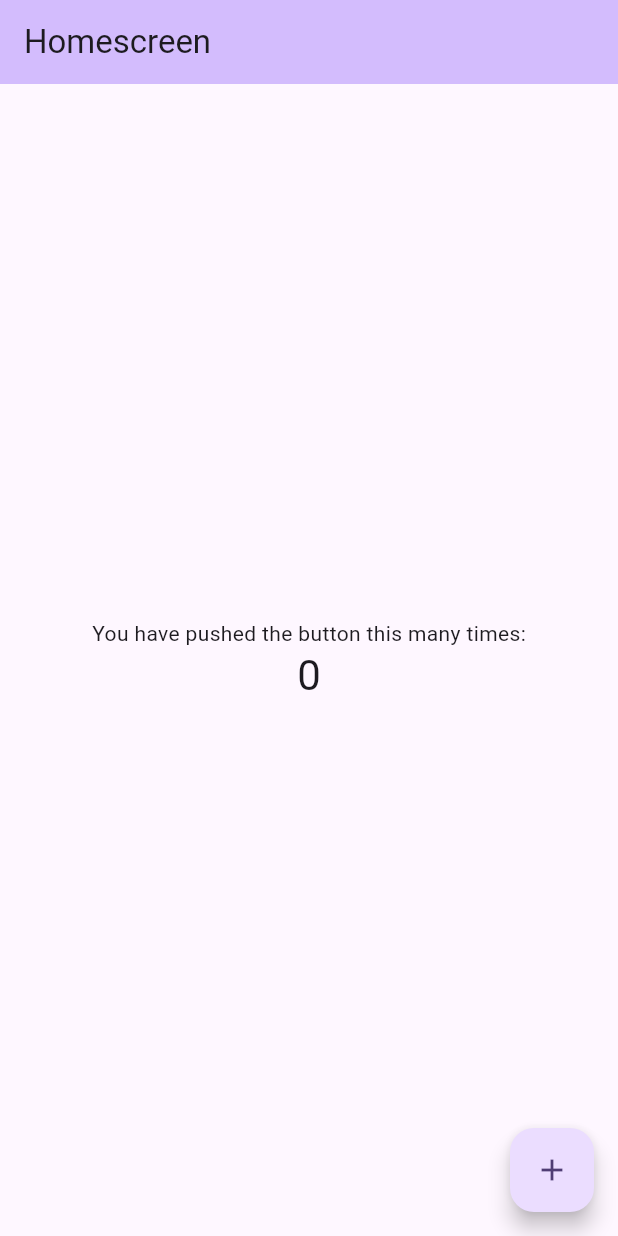
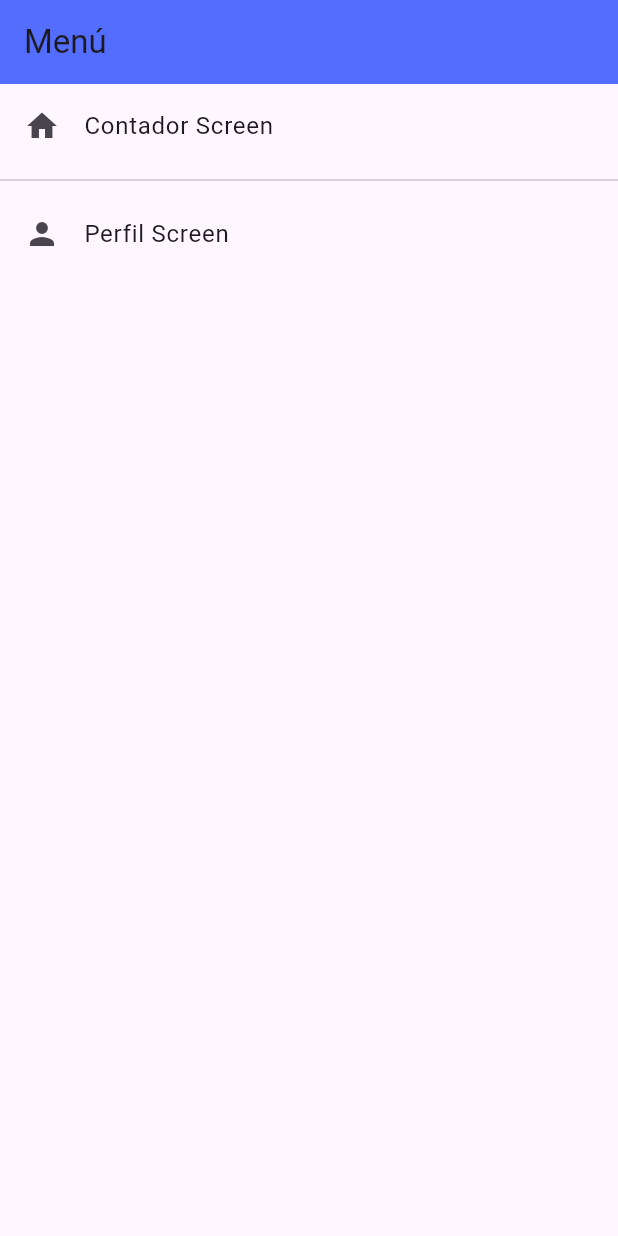
Before and after one commit to Ginosaurio04/flutter_application_gino, a Flutter app: the screen it shows after launch, on a phone screen of 412 x 824 dp. Run offline on Flutter 3.47's test engine with Material 3 defaults, Android fonts, the phone set to English and light mode, and no system bars.

Commit message:
arreglos iniciales de los fallos

```diff
--- a/lib/main.dart
+++ b/lib/main.dart
@@ -1,69 +1,18 @@
 import 'package:flutter/material.dart';
+import 'package:flutter_application_gino/routes/app_routes.dart';
 
-void main() {
-  runApp(const MyApp());
-}
+void main() => runApp(const MyApp());
 
 class MyApp extends StatelessWidget {
   const MyApp({super.key});
 
-  // This widget is the root of your application.
   @override
   Widget build(BuildContext context) {
     return MaterialApp(
+      title: 'Componentes',
       debugShowCheckedModeBanner: false,
-      title: 'Flutter Demo',
-      theme: ThemeData(
-        colorScheme: ColorScheme.fromSeed(seedColor: Colors.deepPurple),
-      ),
-      home: const MyHomePage(title: 'Homescreen'),
+      initialRoute: AppRoutes.initialRoute,
+      routes: AppRoutes.getAppRoutes(),
     );
   }
 }
-
-class MyHomePage extends StatefulWidget {
-  const MyHomePage({super.key, required this.title});
-
-  final String title;
-
-  @override
-  State<MyHomePage> createState() => _MyHomePageState();
-}
-
-class _MyHomePageState extends State<MyHomePage> {
-  int _counter = 0;
-
-  void _incrementCounter() {
-    setState(() {
-      _counter++;
-    });
-  }
-
-  @override
-  Widget build(BuildContext context) {
-    return Scaffold(
-      appBar: AppBar(
-        backgroundColor: Theme.of(context).colorScheme.inversePrimary,
-
-        title: Text(widget.title),
-      ),
-      body: Center(
-        child: Column(
-          mainAxisAlignment: MainAxisAlignment.center,
-          children: <Widget>[
-            const Text('You have pushed the button this many times:'),
-            Text(
-              '$_counter',
-              style: Theme.of(context).textTheme.headlineMedium,
-            ),
-          ],
-        ),
-      ),
-      floatingActionButton: FloatingActionButton(
-        onPressed: _incrementCounter,
-        tooltip: 'Increment',
-        child: const Icon(Icons.add),
-      ), // This trailing comma makes auto-formatting nicer for build methods.
-    );
-  }
-}
--- a/lib/routes/app_routes.dart
+++ b/lib/routes/app_routes.dart
@@ -1,3 +1,37 @@
 import 'package:flutter_application_gino/models/menu_options.dart';
 import 'package:flutter/material.dart';
 import 'package:flutter_application_gino/screens/screen.dart';
+import 'package:flutter_application_gino/screens/home_screen.dart';
+
+class AppRoutes {
+  static const initialRoute = 'home';
+
+  static final menuOptions = <MenuOptions>[
+    MenuOptions(
+      route: '/contador',
+      icon: Icons.home,
+      title: 'Contador Screen',
+      screen: const Contador(title: 'Contador'),
+    ),
+    MenuOptions(
+      route: '/perfil',
+      icon: Icons.person,
+      title: 'Perfil Screen',
+      screen: const Perfil(title: 'Perfil'),
+    ),
+  ];
+
+  static Map<String, Widget Function(BuildContext)> getAppRoutes() {
+    Map<String, Widget Function(BuildContext)> appRoutes = {};
+    appRoutes.addAll({
+      'home': (BuildContext context) => const HomeScreen(title: 'Menú'),
+      '/contador': (BuildContext context) => const Contador(title: 'Contador'),
+      '/perfil': (BuildContext context) => const Perfil(title: 'Perfil'),
+    });
+
+    for (final option in menuOptions) {
+      appRoutes.addAll({option.route: (BuildContext context) => option.screen});
+    }
+    return appRoutes;
+  }
+}
--- /dev/null
+++ b/lib/screens/contador_screen.dart
@@ -0,0 +1,66 @@
+import 'package:flutter/material.dart';
+
+void main() {
+  runApp(const MyApp());
+}
+
+class MyApp extends StatelessWidget {
+  const MyApp({super.key});
+
+  // This widget is the root of your application.
+  @override
+  Widget build(BuildContext context) {
+    return MaterialApp(
+      debugShowCheckedModeBanner: false,
+      title: 'Contador',
+      home: const Contador(title: 'Homescreen'),
+    );
+  }
+}
+
+class Contador extends StatefulWidget {
+  const Contador({super.key, required this.title});
+
+  final String title;
+
+  @override
+  State<Contador> createState() => _MyHomePageState();
+}
+
+class _MyHomePageState extends State<Contador> {
+  int _counter = 0;
+
+  void _incrementCounter() {
+    setState(() {
+      _counter++;
+    });
+  }
+
+  @override
+  Widget build(BuildContext context) {
+    return Scaffold(
+      appBar: AppBar(
+        backgroundColor: Colors.deepOrange,
+
+        title: Text(widget.title),
+      ),
+      body: Center(
+        child: Column(
+          mainAxisAlignment: MainAxisAlignment.center,
+          children: <Widget>[
+            const Text('You have pushed the button this many times:'),
+            Text(
+              '$_counter',
+              style: Theme.of(context).textTheme.headlineMedium,
+            ),
+          ],
+        ),
+      ),
+      floatingActionButton: FloatingActionButton(
+        onPressed: _incrementCounter,
+        tooltip: 'Increment',
+        child: const Icon(Icons.add),
+      ), // This trailing comma makes auto-formatting nicer for build methods.
+    );
+  }
+}
--- /dev/null
+++ b/lib/screens/home_screen.dart
@@ -0,0 +1,31 @@
+import 'package:flutter/material.dart';
+import 'package:flutter_application_gino/routes/app_routes.dart';
+
+class HomeScreen extends StatelessWidget {
+  const HomeScreen({super.key, required this.title});
+
+  final String title;
+
+  @override
+  Widget build(BuildContext context) {
+    final options = AppRoutes.menuOptions;
+
+    return Scaffold(
+      appBar: AppBar(backgroundColor: Colors.indigoAccent, title: Text(title)),
+      body: ListView.separated(
+        itemCount: options.length,
+        separatorBuilder: (_, __) => const Divider(),
+        itemBuilder: (context, index) {
+          final opt = options[index];
+          return ListTile(
+            leading: Icon(opt.icon),
+            title: Text(opt.title),
+            onTap: () {
+              Navigator.pushNamed(context, opt.route);
+            },
+          );
+        },
+      ),
+    );
+  }
+}
--- /dev/null
+++ b/lib/screens/perfil.dart
@@ -0,0 +1,19 @@
+import 'package:flutter/material.dart';
+
+class Perfil extends StatelessWidget {
+  const Perfil({super.key, required this.title});
+
+  final String title;
+
+  @override
+  Widget build(BuildContext context) {
+    return Scaffold(
+      appBar: AppBar(
+        title: Text(title),
+      ),
+      body: const Center(
+        child: Text('Pantalla de Perfil'),
+      ),
+    );
+  }
+}
--- a/lib/screens/screen.dart
+++ b/lib/screens/screen.dart
@@ -1,2 +1,2 @@
-export 'contador.dart';
-';
+export 'package:flutter_application_gino/screens/contador_screen.dart';
+export 'package:flutter_application_gino/screens/perfil.dart';
```
Also changed, not shown: lib/screens/contador.dart (deleted).
